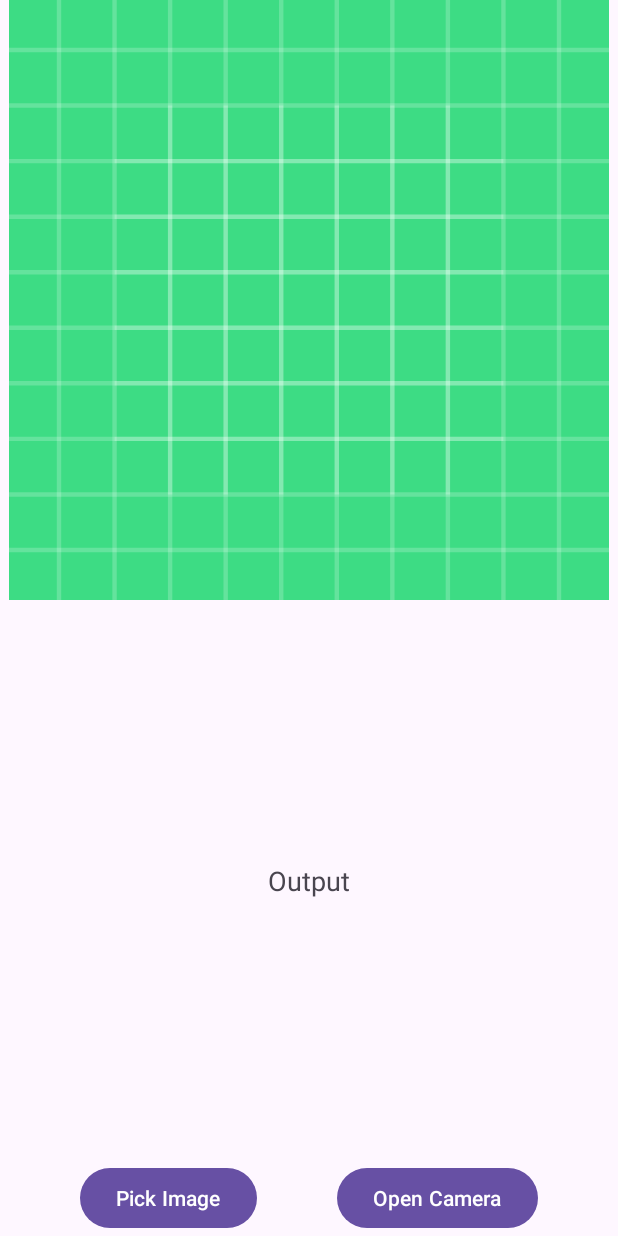
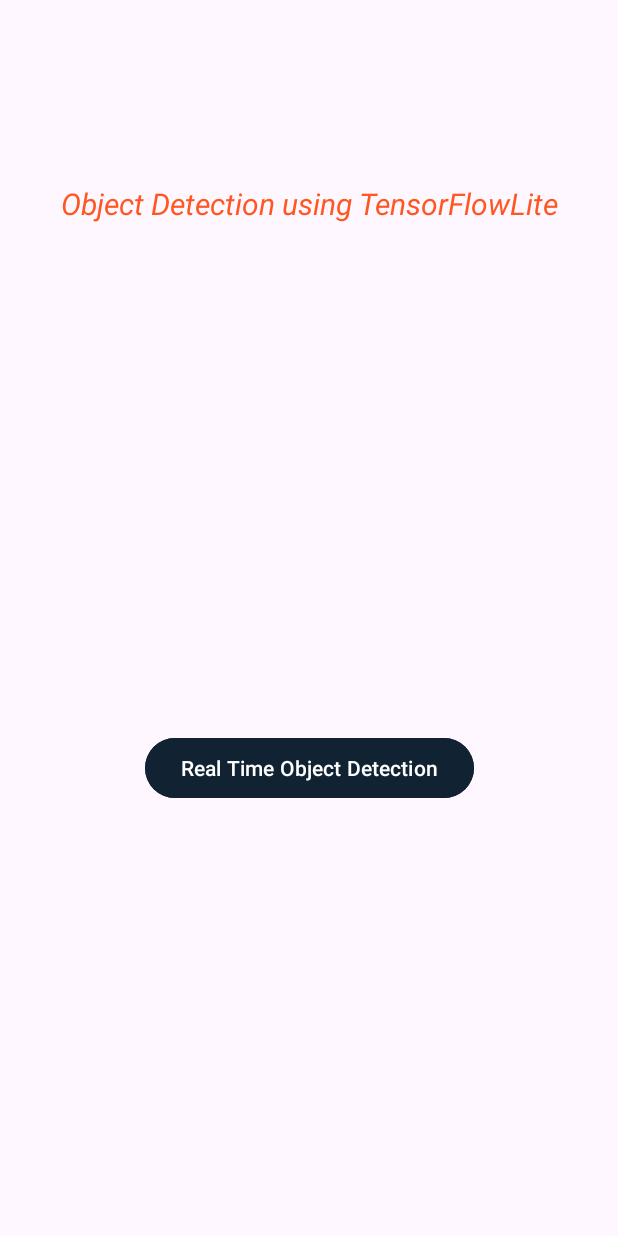
Before and after one commit to MAhmad1034/ML-MAD-Project, an Android app: the ObjectDetection screen opened directly, with no data from a screen before it, on a phone screen of 412 x 824 dp. Run offline under Robolectric (Android 15) with nearby library versions, the phone set to English and light mode, and no system bars.

Commit message:
ML MAD Project

```diff
--- a/app/build.gradle.kts
+++ b/app/build.gradle.kts
@@ -26,6 +26,9 @@ android {
         sourceCompatibility = JavaVersion.VERSION_1_8
         targetCompatibility = JavaVersion.VERSION_1_8
     }
+    buildFeatures {
+        mlModelBinding = true
+    }
 }
 
 dependencies {
@@ -42,6 +45,8 @@ dependencies {
     implementation("com.google.mlkit:object-detection:17.0.1")
     //face detection
     implementation("com.google.mlkit:face-detection:16.1.6")
+    implementation(libs.tensorflow.lite.support)
+    implementation(libs.tensorflow.lite.metadata)
     testImplementation(libs.junit)
     androidTestImplementation(libs.ext.junit)
     androidTestImplementation(libs.espresso.core)
--- /dev/null
+++ b/app/src/main/java/com/example/ml/ObjectDetection.java
@@ -0,0 +1,36 @@
+package com.example.ml;
+
+import android.annotation.SuppressLint;
+import android.content.Intent;
+import android.os.Bundle;
+import android.widget.Button;
+
+import androidx.activity.EdgeToEdge;
+import androidx.appcompat.app.AppCompatActivity;
+import androidx.core.graphics.Insets;
+import androidx.core.view.ViewCompat;
+import androidx.core.view.WindowInsetsCompat;
+
+import com.example.ml.enhancedObjectDetection.EnhancedObjectDetection;
+
+public class ObjectDetection extends AppCompatActivity {
+    Button btnRealTime;
+    @SuppressLint("MissingInflatedId")
+    @Override
+    protected void onCreate(Bundle savedInstanceState) {
+        super.onCreate(savedInstanceState);
+        EdgeToEdge.enable(this);
+        setContentView(R.layout.activity_object_detection);
+        ViewCompat.setOnApplyWindowInsetsListener(findViewById(R.id.main), (v, insets) -> {
+            Insets systemBars = insets.getInsets(WindowInsetsCompat.Type.systemBars());
+            v.setPadding(systemBars.left, systemBars.top, systemBars.right, systemBars.bottom);
+            return insets;
+        });
+        btnRealTime = findViewById(R.id.btnRealTime);
+
+        btnRealTime.setOnClickListener(v->{
+            startActivity(new Intent(ObjectDetection.this, EnhancedObjectDetection.class));
+            finish();
+        });
+    }
+}
--- a/app/src/main/java/com/example/ml/image/ObjectDetection.java
+++ /dev/null
@@ -1,90 +0,0 @@
-package com.example.ml.image;
-
-import android.graphics.Bitmap;
-import android.os.Bundle;
-import android.util.Log;
-
-
-import androidx.annotation.NonNull;
-
-import com.example.ml.helper.BoxWithLabel;
-import com.example.ml.helper.ImageHelperActivity;
-
-import com.google.android.gms.tasks.OnFailureListener;
-import com.google.android.gms.tasks.OnSuccessListener;
-import com.google.mlkit.vision.common.InputImage;
-import com.google.mlkit.vision.objects.DetectedObject;
-import com.google.mlkit.vision.objects.ObjectDetector;
-import com.google.mlkit.vision.objects.defaults.ObjectDetectorOptions;
-
-import java.util.ArrayList;
-import java.util.List;
-
-import kotlin.collections.ArrayDeque;
-
-public class ObjectDetection extends ImageHelperActivity {
-
-    private ObjectDetector objectDetector;
-    @Override
-    public void onCreate(Bundle savedInstanceState)
-    {
-        super.onCreate(savedInstanceState);
-        //multiple object detection in static images
-        ObjectDetectorOptions options =
-                new ObjectDetectorOptions
-                        .Builder()
-                        .setDetectorMode(ObjectDetectorOptions.SINGLE_IMAGE_MODE)
-                        .enableMultipleObjects()
-                        .enableClassification()
-                        .build();
-        objectDetector = com.google.mlkit.vision.objects.ObjectDetection.getClient(options);
-    }
-
-
-    @Override
-    protected  void runClassification(Bitmap bitmap)
-    {
-        InputImage inputImage = InputImage.fromBitmap(bitmap,0);
-        objectDetector.process(inputImage)
-                .addOnSuccessListener(new OnSuccessListener<List<DetectedObject>>() {
-                    @Override
-                    public void onSuccess(List<DetectedObject> detectedObjects) {
-                        if(!detectedObjects.isEmpty()){
-                            StringBuilder builder = new StringBuilder();
-                            List<BoxWithLabel> boxes = new ArrayList<>();
-                            for(DetectedObject object:detectedObjects){
-                                if(!object.getLabels().isEmpty())
-                                {
-
-                                    String label = object.getLabels().get(0).getText();
-                                    builder.append(label).append(" : ")
-                                            .append((object.getLabels().get(0).getConfidence()))
-                                            .append("\n");
-
-
-                                    boxes.add(new BoxWithLabel(object.getBoundingBox(),label));
-                                    Log.d("Object Detetion","Object Detected");
-
-                                }
-                                else{
-                                    builder.append("Unknown").append("\n");
-                                }
-
-                            }
-
-                            getOutputTextView().setText(builder.toString());
-                            drawDetectionResult(boxes,bitmap);
-
-                        }
-                        else{
-                            getOutputTextView().setText("Unable to Detect Objects");
-                        }
-                    }
-                }).addOnFailureListener(new OnFailureListener() {
-                    @Override
-                    public void onFailure(@NonNull Exception e) {
-
-                    }
-                });
-    }
-}
--- /dev/null
+++ b/app/src/main/res/layout/activity_object_detection.xml
@@ -0,0 +1,38 @@
+<?xml version="1.0" encoding="utf-8"?>
+<androidx.constraintlayout.widget.ConstraintLayout xmlns:android="http://schemas.android.com/apk/res/android"
+    xmlns:app="http://schemas.android.com/apk/res-auto"
+    xmlns:tools="http://schemas.android.com/tools"
+    android:id="@+id/main"
+    android:layout_width="match_parent"
+    android:layout_height="match_parent"
+    tools:context=".ObjectDetection">
+
+    <TextView
+        android:id="@+id/textView"
+        android:layout_width="match_parent"
+        android:layout_height="wrap_content"
+        android:text="Object Detection using TensorFlowLite"
+        android:textAlignment="center"
+        android:textColor="#FF5722"
+        android:textSize="20sp"
+        android:textStyle="italic"
+        app:layout_constraintBottom_toBottomOf="parent"
+        app:layout_constraintEnd_toEndOf="parent"
+        app:layout_constraintHorizontal_bias="1.0"
+        app:layout_constraintStart_toStartOf="parent"
+        app:layout_constraintTop_toTopOf="parent"
+        app:layout_constraintVertical_bias="0.153" />
+
+    <Button
+        android:id="@+id/btnRealTime"
+        android:layout_width="wrap_content"
+        android:layout_height="wrap_content"
+        android:layout_marginBottom="288dp"
+        android:backgroundTint="#f123"
+        android:text="Real Time Object Detection"
+        app:layout_constraintBottom_toBottomOf="parent"
+        app:layout_constraintEnd_toEndOf="parent"
+        app:layout_constraintStart_toStartOf="parent" />
+
+
+</androidx.constraintlayout.widget.ConstraintLayout>
```
Also changed, not shown: app/src/main/AndroidManifest.xml (+16 -9 lines), app/src/main/assets/labels.txt (added, +90 -0 lines), app/src/main/java/com/example/ml/MainActivity.java (+4 -18 lines), app/src/main/java/com/example/ml/enhancedObjectDetection/EnhancedObjectDetection.java (added, +239 -0 lines), app/src/main/java/com/example/ml/helper/AudioHelperActivity.java (deleted, +0 -66 lines), app/src/main/res/layout/activity_audio_helper.xml (deleted, +0 -51 lines), app/src/main/res/layout/activity_enhanced_object_detection.xml (added, +20 -0 lines), app/src/main/res/layout/activity_main.xml (+0 -11 lines), 2 other files.
